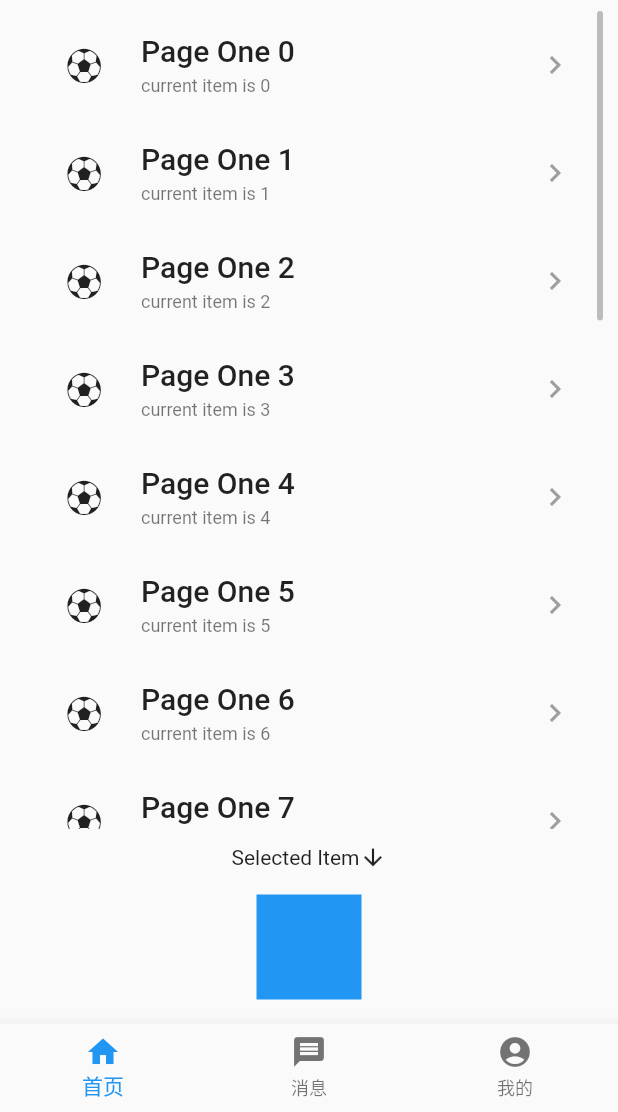
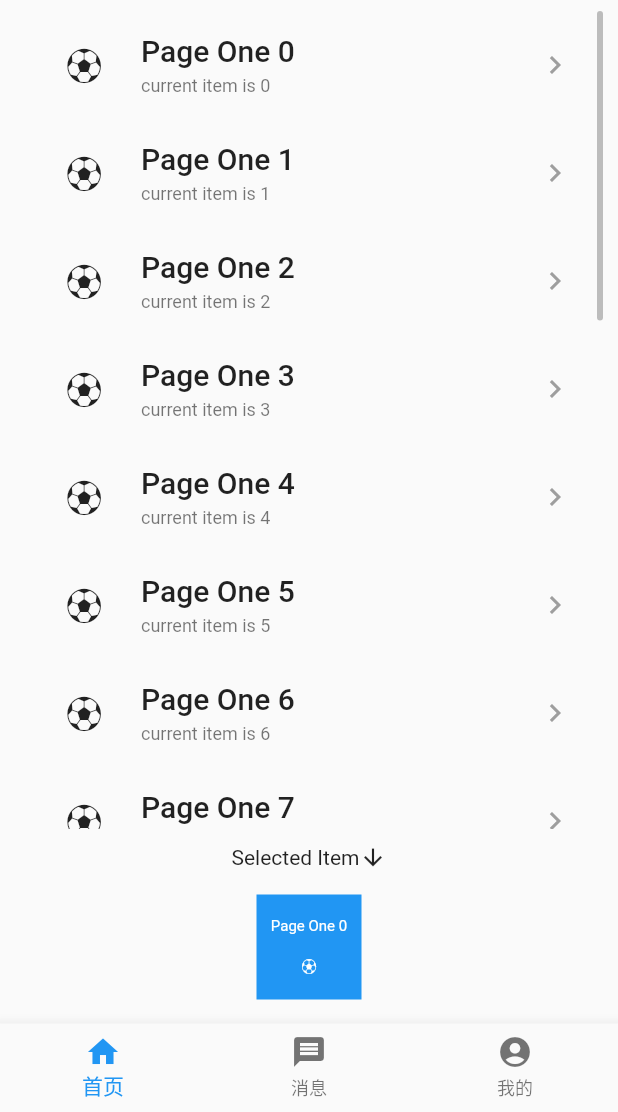
Before and after one commit to fxfSean/flutter_practice_demo, a Flutter app: the screen it shows after launch, after a tap on an icon or button, on a phone screen of 412 x 824 dp, the part 124-1236 px from its top. Run offline on Flutter 3.47's test engine with Material 2 defaults, Android fonts, the phone set to English and light mode, and no system bars.

Commit message:
feat: 点击放大缩小效果

```diff
--- a/lib/component/selected_assets_listview.dart
+++ b/lib/component/selected_assets_listview.dart
@@ -16,11 +16,28 @@ class SelectedAssetsListView extends StatelessWidget {
       : super(key: key);
 
   Widget _selectedItemWidget(int index) {
-    return GestureDetector(
-      onTap: () => removeData(selectedBeans[index]),
-      child: Container(
-        color: Colors.blue,
-      ),
+    return ValueListenableBuilder(
+      valueListenable: disPlayingDetail,
+      builder: (_, bool value, __) {
+        return  GestureDetector(
+          onTap: () => removeData(selectedBeans[index]),
+          child: Container(
+            color: Colors.blue,
+            child: Center(
+                child: AnimatedDefaultTextStyle(
+                  duration: kThemeAnimationDuration,
+                  style: TextStyle(fontSize: value ? 10: 5,color: Colors.white),
+                  child: Column(
+                    mainAxisAlignment: MainAxisAlignment.center,
+                    children:[
+                    Text(selectedBeans[index].title,),
+                    SizedBox(height: value ? 12: 5,),
+                    Text(selectedBeans[index].icon,)
+                  ],),
+                )),
+          ),
+        );
+      },
     );
   }
 
@@ -57,12 +74,7 @@ class SelectedAssetsListView extends StatelessWidget {
               return Padding(padding: EdgeInsets.symmetric(horizontal: 8, vertical: 16),
                 child: AspectRatio(
                   aspectRatio: 1,
-                  child: Stack(
-                    children: [
-                      _selectedItemWidget(index),
-
-                    ]
-                  ),
+                  child: _selectedItemWidget(index),
                 ),
               );
             })),
```
